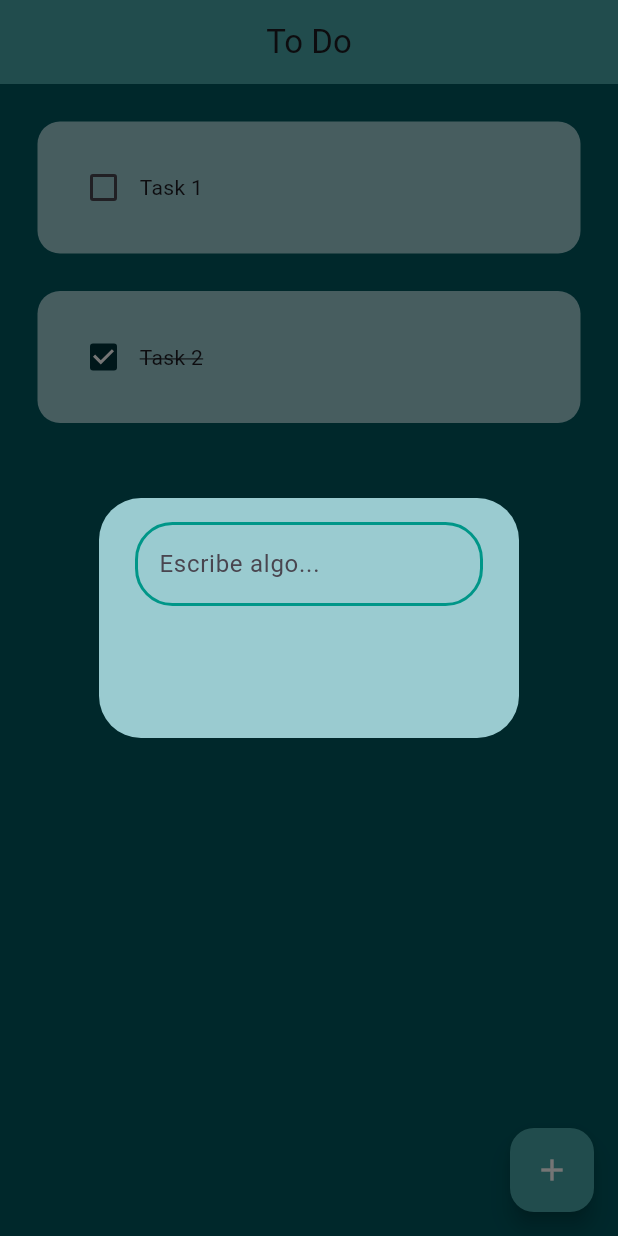
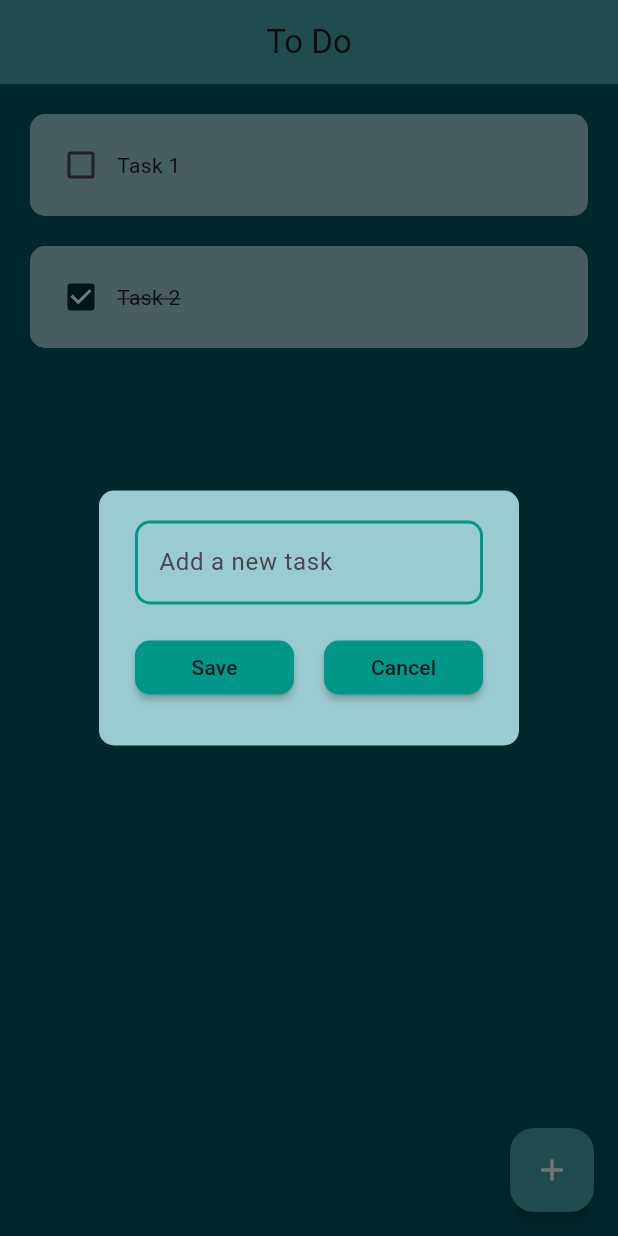
Before and after one commit to gabmartinbr/ToDo_app_hive_db, a Flutter app: the screen it shows after launch, after a tap on the "add" icon, on a phone screen of 412 x 824 dp. Run offline on Flutter 3.47's test engine with Material 3 defaults, Android fonts, the light colour scheme and no system bars.

Commit message:
save & cancel button, add new task

```diff
--- a/lib/components/dialog_box.dart
+++ b/lib/components/dialog_box.dart
@@ -1,37 +1,66 @@
 import 'package:flutter/material.dart';
+import 'package:to_do_app_hive_v1/components/my_button.dart';
 
 class DialogBox extends StatelessWidget {
-  const DialogBox({super.key});
+  final controller;
+  VoidCallback onSave;
+  VoidCallback onCancel;
+
+  DialogBox({
+    super.key,
+    required this.controller,
+    required this.onSave,
+    required this.onCancel
+  });
+
 
   @override
   Widget build(BuildContext context) {
+
     return AlertDialog(
       backgroundColor: const Color(0xFF9ACBD0),
+      shape: RoundedRectangleBorder(
+        borderRadius: BorderRadius.circular(10), // 🔥 Esquinas redondeadas
+      ),
       content: Container(
-        height: 120,
-        child: Column(children: [
+        height: 130,
+        child: Column(
+          mainAxisAlignment: MainAxisAlignment.spaceEvenly,
+          children: [
           // get user imput
           TextField(
+            controller: controller,
             decoration: InputDecoration(
-              labelText: 'Escribe algo...',
               enabledBorder: OutlineInputBorder(
-                borderRadius: BorderRadius.circular(25),
+                borderRadius: BorderRadius.circular(10),
                 borderSide: const BorderSide(
                   color: Colors.teal,  // 👉 Color del borde cuando NO tiene foco
                   width: 2,
                 ),
               ),
               focusedBorder: OutlineInputBorder(
-                borderRadius: BorderRadius.circular(25),
+                borderRadius: BorderRadius.circular(10),
                 borderSide: const BorderSide(
-                  color: Colors.blueAccent,  // 👉 Color del borde cuando tiene foco
+                  color: Colors.blueAccent,
                   width: 2.5,
                 ),
               ),
+              hintText: "Add a new task",
             ),
-          )
 
+          ),
+
+          const SizedBox(height: 10), // ← Añade espacio vertical
           // buttons save & cancel
+          Row(
+            mainAxisAlignment: MainAxisAlignment.end,
+            children: [
+              // save button
+              Expanded(child: MyButton(text: "Save", onPressed: onSave)),
+              const SizedBox(width: 20,),
+              // cancel button
+              Expanded(child: MyButton(text: "Cancel", onPressed: onCancel)),
+            ],)
         ],),
 
       ),
--- /dev/null
+++ b/lib/components/my_button.dart
@@ -0,0 +1,23 @@
+import 'package:flutter/material.dart';
+
+class MyButton extends StatelessWidget {
+  final String text;
+  VoidCallback onPressed;
+  MyButton({
+    super.key,
+    required this.text,
+    required this.onPressed,
+  });
+
+  @override
+  Widget build(BuildContext context) {
+    return MaterialButton(
+      shape: RoundedRectangleBorder(
+        borderRadius: BorderRadius.circular(10)
+      ),
+      onPressed: onPressed,
+      color: Colors.teal,
+      child: Text(text),
+    );
+  }
+}
--- a/lib/components/todo_tile.dart
+++ b/lib/components/todo_tile.dart
@@ -16,12 +16,12 @@ class ToDoTile extends StatelessWidget {
   @override
   Widget build(BuildContext context) {
     return Padding(
-      padding: const EdgeInsets.only(left: 25, right: 25, top: 25),
+      padding: const EdgeInsets.only(left: 20, right: 20, top: 20),
       child: Container(
-        padding: EdgeInsets.all(20),
+        padding: const EdgeInsets.all(10),
         decoration: BoxDecoration(
           color: const Color(0xFF9ACBD0),
-          borderRadius: BorderRadius.circular(15),
+          borderRadius: BorderRadius.circular(10),
           ),
         child: Row(
           children: [
--- a/lib/pages/home_page.dart
+++ b/lib/pages/home_page.dart
@@ -10,6 +10,9 @@ class HomePage extends StatefulWidget {
 }
 
 class _HomePageState extends State<HomePage> {
+
+  // text controller
+  final _controller = TextEditingController();
 
   // list of todo tasks
   List toDoList = [
@@ -24,12 +27,26 @@ class _HomePageState extends State<HomePage> {
     });
   }
 
+  // save new task
+  void saveNewTask() {
+    setState(() {
+      toDoList.add([ _controller.text, false ]);
+      _controller.clear();
+    });
+    Navigator.of(context).pop();
+  }
+
   // create new task
   void createNewTask() {
     showDialog(
       context: context,
       builder: (context) {
-        return DialogBox();
+        return DialogBox(
+          controller: _controller,
+          onSave: saveNewTask,
+          onCancel: () => Navigator.of(context).pop(),
+
+        );
       }
     );
   }
```
